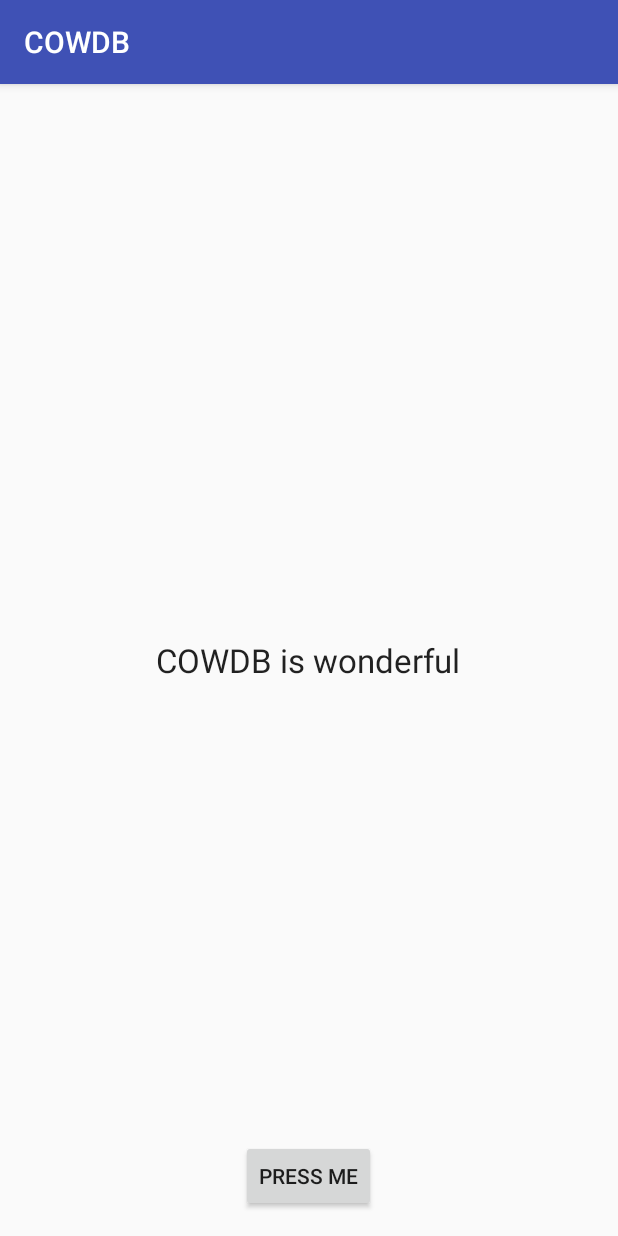
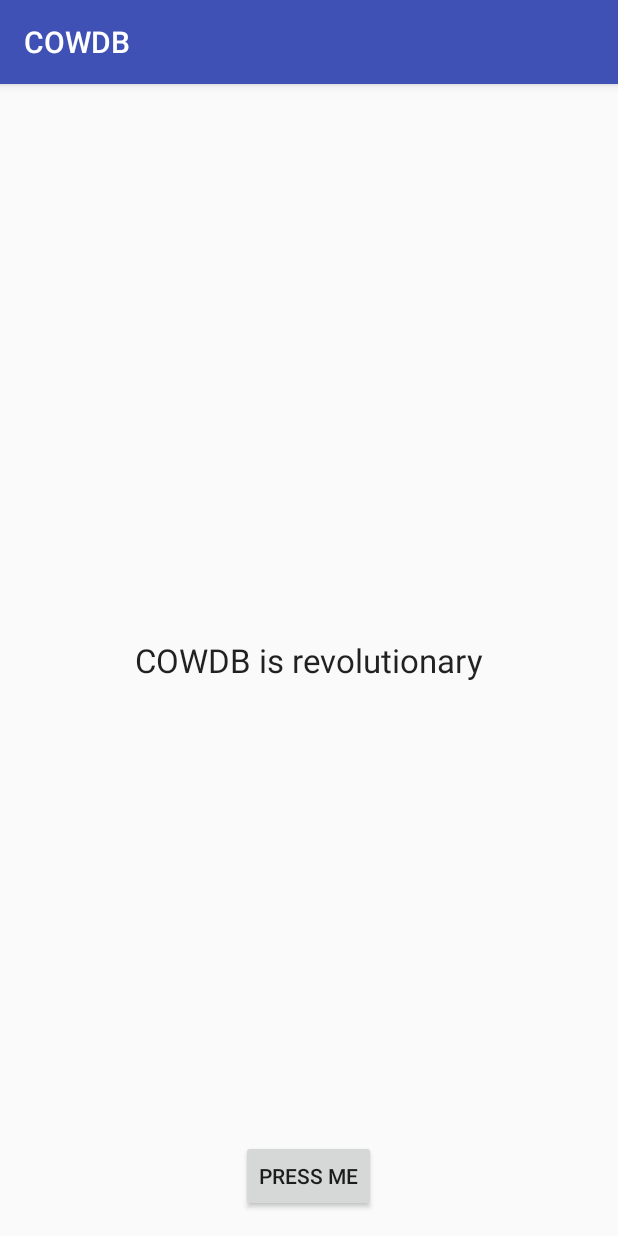
Before and after one commit to HuntMiller/COWDB, an Android app: the screen it shows after launch (MainActivity), on a phone screen of 412 x 824 dp. Run offline under Robolectric (Android 15) with nearby library versions, the phone set to English and light mode, and no system bars.

Commit message:
commit test

```diff
--- a/app/src/main/java/ut/seniordesign/cowdb/MainActivity.java
+++ b/app/src/main/java/ut/seniordesign/cowdb/MainActivity.java
@@ -20,7 +20,7 @@ public class MainActivity extends AppCompatActivity {
         setContentView(R.layout.activity_main);
         tv = (TextView) findViewById(R.id.textView);
         button = (Button) findViewById(R.id.button);
-        tv.setText(randomStr());
+        tv.setText("COWDB is revolutionary");
     }
 
     public void onClick(View view){
```
